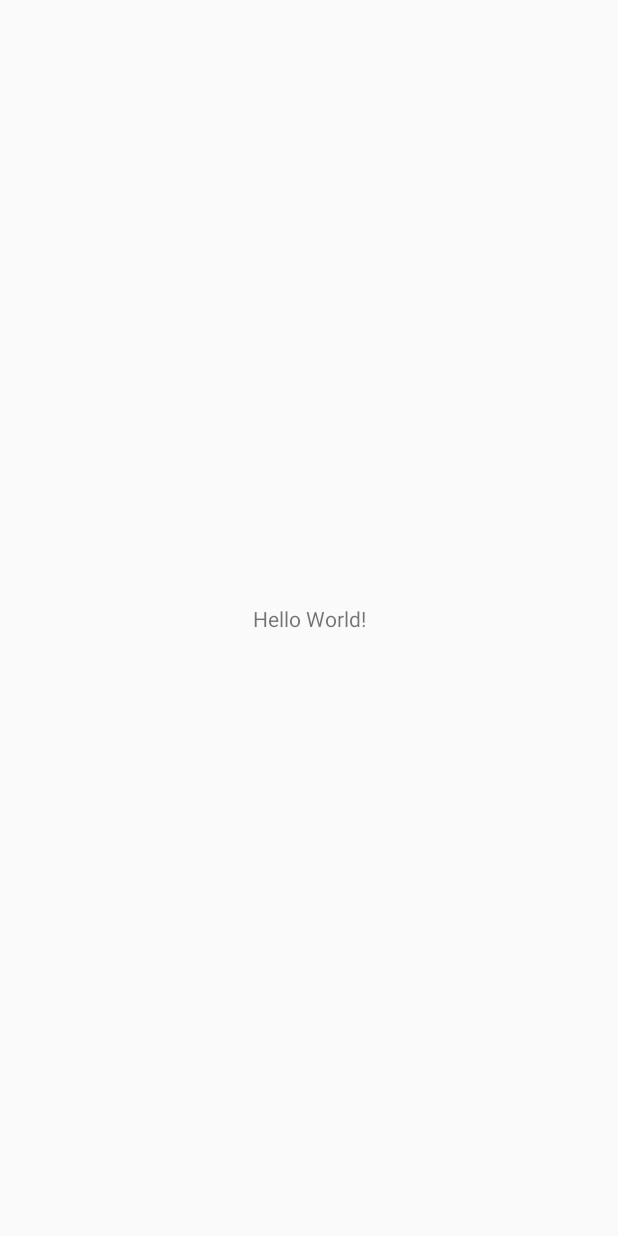
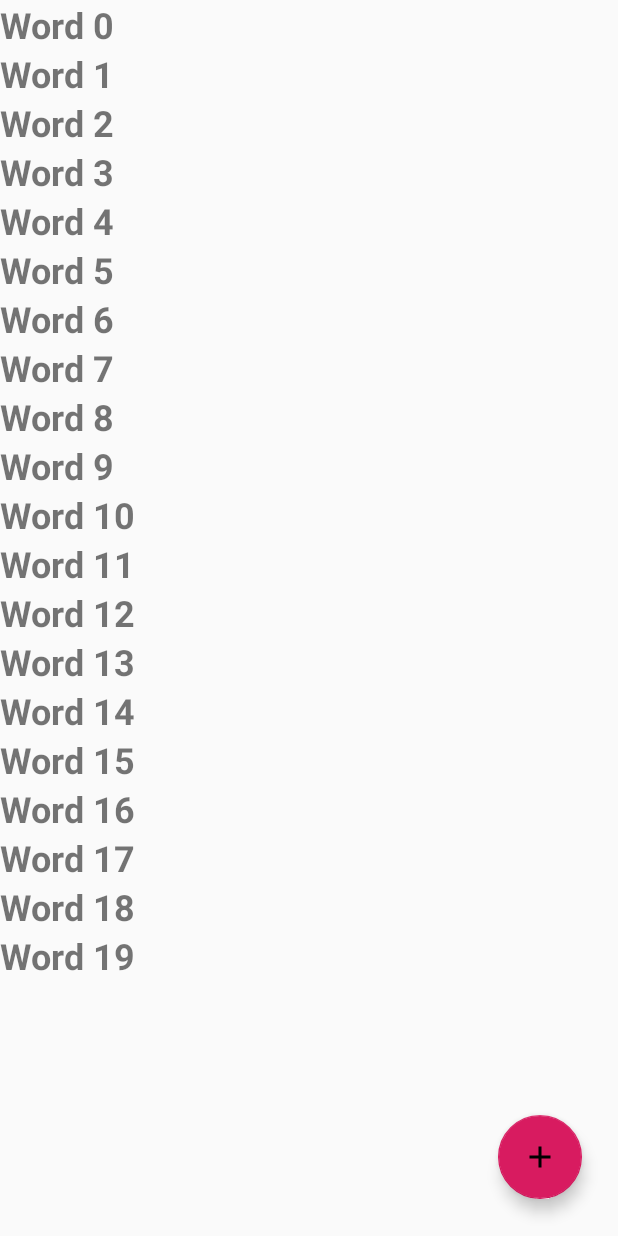
Before and after one commit to Sianwa/UniCash, an Android app: the MainActivity screen opened directly, with no data from a screen before it, on a phone screen of 412 x 824 dp. Before the commit the screen is almost empty. Run offline under Robolectric (Android 15) with nearby library versions, the phone set to English and light mode, and no system bars.

Commit message:
RecyclerView is up and running.

```diff
--- a/app/build.gradle
+++ b/app/build.gradle
@@ -27,5 +27,10 @@ dependencies {
     androidTestImplementation 'com.android.support.test:runner:1.0.2'
     androidTestImplementation 'com.android.support.test.espresso:espresso-core:3.0.2'
     implementation 'com.google.firebase:firebase-core:16.0.9'
+    implementation 'com.squareup.retrofit2:retrofit:2.5.0'
+    implementation 'com.android.support:recyclerview-v7:28.0.0'
+    implementation 'com.android.support:design:28.0.0'
+    implementation 'com.android.support:cardview-v7:28.0.0'
+    implementation 'com.squareup.picasso:picasso:2.71828'
 }
 apply plugin: 'com.google.gms.google-services'
--- /dev/null
+++ b/app/src/main/java/com/example/unicash/ExpenseAdapter.java
@@ -0,0 +1,61 @@
+package com.example.unicash;
+
+import android.content.Context;
+import android.support.annotation.NonNull;
+import android.support.v7.widget.RecyclerView;
+import android.view.LayoutInflater;
+import android.view.View;
+import android.view.ViewGroup;
+import android.widget.TextView;
+
+import java.util.LinkedList;
+
+public class ExpenseAdapter extends RecyclerView.Adapter<ExpenseAdapter.ExpenseViewHolder> {
+    private final LinkedList<String> mExpenses;
+
+    ExpenseAdapter(Context context, LinkedList<String> expenses){
+        this.mExpenses =expenses;
+    }
+    @NonNull
+    @Override
+    public ExpenseViewHolder onCreateViewHolder(@NonNull ViewGroup viewGroup, int i) {
+        View view = LayoutInflater.from(viewGroup.getContext()).inflate(R.layout.expense_item,viewGroup,false);
+        return new ExpenseViewHolder(view,this);
+    }
+
+    @Override
+    public void onBindViewHolder(@NonNull ExpenseViewHolder expenseViewHolder, int i) {
+        String mCurrent = mExpenses.get(i);
+        expenseViewHolder.wordExpense.setText(mCurrent);
+    }
+
+    @Override
+    public int getItemCount() {
+        return mExpenses.size();
+    }
+
+    public class ExpenseViewHolder extends RecyclerView.ViewHolder implements View.OnClickListener{
+        public final TextView wordExpense;
+        final ExpenseAdapter mAdapter;
+
+        public ExpenseViewHolder(View view, ExpenseAdapter expenseAdapter) {
+            super(view);
+            wordExpense =itemView.findViewById(R.id.expense);
+            this.mAdapter = expenseAdapter;
+            itemView.setOnClickListener(this);
+        }
+        @Override
+        public void onClick(View view) {
+            // Get the position of the item that was clicked.
+            int mPosition = getLayoutPosition();
+            // Use that to access the affected item in mWordList.
+            String element = mExpenses.get(mPosition);
+            // Change the word in the mWordList.
+            mExpenses.set(mPosition, "Clicked! " + element);
+            // Notify the adapter, that the data has changed so it can
+            // update the RecyclerView to display the data.
+            mAdapter.notifyDataSetChanged();
+        }
+
+    }
+}
--- a/app/src/main/java/com/example/unicash/Login.java
+++ b/app/src/main/java/com/example/unicash/Login.java
@@ -28,7 +28,9 @@ public class Login extends AppCompatActivity {
         _btnlogin.setOnClickListener(new View.OnClickListener() {
             @Override
             public void onClick(View v) {
-                login();
+                Intent intent = new Intent(Login.this, MainActivity.class);
+                startActivity(intent);
+                //login();
             }
         });
 
--- a/app/src/main/java/com/example/unicash/MainActivity.java
+++ b/app/src/main/java/com/example/unicash/MainActivity.java
@@ -1,13 +1,54 @@
 package com.example.unicash;
 
+import android.support.design.widget.FloatingActionButton;
 import android.support.v7.app.AppCompatActivity;
 import android.os.Bundle;
+import android.support.v7.widget.LinearLayoutManager;
+import android.support.v7.widget.RecyclerView;
+import android.util.Log;
+import android.view.View;
+
+import java.util.LinkedList;
 
 public class MainActivity extends AppCompatActivity {
+    private RecyclerView mRecyclerview;
+    private ExpenseAdapter mAdapter;
+    private final LinkedList<String> mExpenseList = new LinkedList<>();
+    private int mCount = 0;
 
     @Override
     protected void onCreate(Bundle savedInstanceState) {
         super.onCreate(savedInstanceState);
         setContentView(R.layout.activity_main);
+
+        for (int i = 0; i < 20; i++) {
+            mExpenseList.addLast("Word " + mCount++);
+            Log.d("WordList", mExpenseList.getLast());
+        }
+        // Get a handle to the RecyclerView.
+        mRecyclerview = (RecyclerView) findViewById(R.id.recyclerview);
+        // Create an adapter and supply the data to be displayed.
+        mAdapter = new ExpenseAdapter(this, mExpenseList);
+        // Connect the adapter with the RecyclerView.
+        mRecyclerview.setAdapter(mAdapter);
+        // Give the RecyclerView a default layout manager.
+        mRecyclerview.setLayoutManager(new LinearLayoutManager(this));
+
+        // Add a floating action click handler for creating new entries.
+        FloatingActionButton fab = (FloatingActionButton) findViewById(R.id.fab);
+        fab.setOnClickListener(new View.OnClickListener(){
+            @Override
+            public void onClick(View view) {
+                int wordListSize = mExpenseList.size();
+                // Add a new word to the end of the wordList.
+                mExpenseList.addLast("+ Word " + wordListSize);
+                // Notify the adapter, that the data has changed so it can
+                // update the RecyclerView to display the data.
+                mRecyclerview.getAdapter().notifyItemInserted(wordListSize);
+                // Scroll to the bottom.
+                mRecyclerview.smoothScrollToPosition(wordListSize);
+            }
+        });
+
     }
 }
--- /dev/null
+++ b/app/src/main/res/drawable/ic_add_24dp.xml
@@ -0,0 +1,9 @@
+<vector xmlns:android="http://schemas.android.com/apk/res/android"
+        android:width="24dp"
+        android:height="24dp"
+        android:viewportWidth="24.0"
+        android:viewportHeight="24.0">
+    <path
+        android:fillColor="#FF000000"
+        android:pathData="M19,13h-6v6h-2v-6H5v-2h6V5h2v6h6v2z"/>
+</vector>
--- a/app/src/main/res/layout/activity_main.xml
+++ b/app/src/main/res/layout/activity_main.xml
@@ -4,15 +4,32 @@
     xmlns:tools="http://schemas.android.com/tools"
     android:layout_width="match_parent"
     android:layout_height="match_parent"
+    android:orientation="vertical"
     tools:context=".MainActivity">
 
-    <TextView
+    <android.support.v7.widget.RecyclerView
+        android:id="@+id/recyclerview"
+        android:layout_width="match_parent"
+        android:layout_height="match_parent"/>
+
+    <android.support.design.widget.FloatingActionButton
+        android:id="@+id/fab"
         android:layout_width="wrap_content"
         android:layout_height="wrap_content"
-        android:text="Hello World!"
-        app:layout_constraintBottom_toBottomOf="parent"
-        app:layout_constraintLeft_toLeftOf="parent"
-        app:layout_constraintRight_toRightOf="parent"
-        app:layout_constraintTop_toTopOf="parent" />
+        android:layout_gravity="bottom|end"
+        android:layout_margin="16dp"
+        android:layout_marginEnd="8dp"
+        android:layout_marginRight="8dp"
+        android:layout_marginBottom="8dp"
+        android:clickable="true"
+        android:src="@drawable/ic_add_24dp"
+        app:layout_constraintBottom_toBottomOf="@+id/recyclerview"
+        app:layout_constraintEnd_toEndOf="@+id/recyclerview"
+        app:layout_constraintHorizontal_bias="0.976"
+        app:layout_constraintStart_toStartOf="@+id/recyclerview"
+        app:layout_constraintTop_toTopOf="@+id/recyclerview"
+        app:layout_constraintVertical_bias="0.988"
+        tools:ignore="MissingConstraints" />
+
 
 </android.support.constraint.ConstraintLayout>
--- /dev/null
+++ b/app/src/main/res/layout/expense_item.xml
@@ -0,0 +1,16 @@
+<?xml version="1.0" encoding="utf-8"?>
+<LinearLayout
+    xmlns:android="http://schemas.android.com/apk/res/android"
+    android:layout_width="match_parent"
+    android:layout_height="wrap_content"
+    android:orientation="vertical">
+
+    <TextView
+        android:id="@+id/expense"
+        android:text="TextView"
+        android:layout_width="match_parent"
+        android:layout_height="wrap_content"
+        android:textSize="24sp"
+        android:textStyle="bold"/>
+
+</LinearLayout>
```
